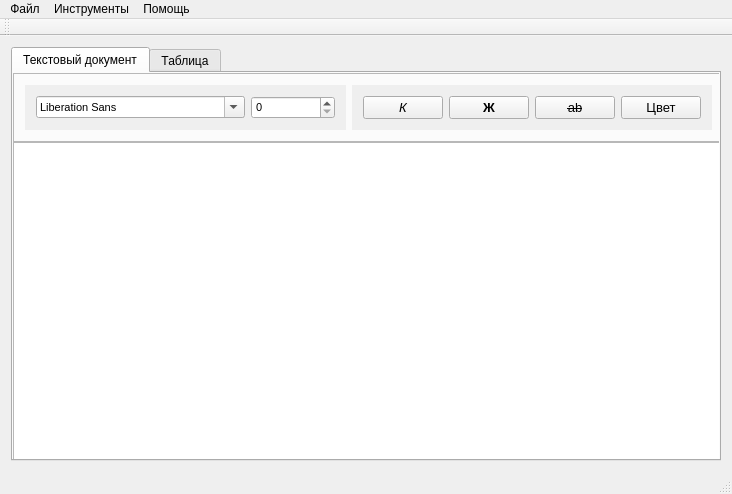
Before: the Qt Designer form mainwindow.ui in DiSeDgE/visprog24-lab5, drawn with Qt 5.
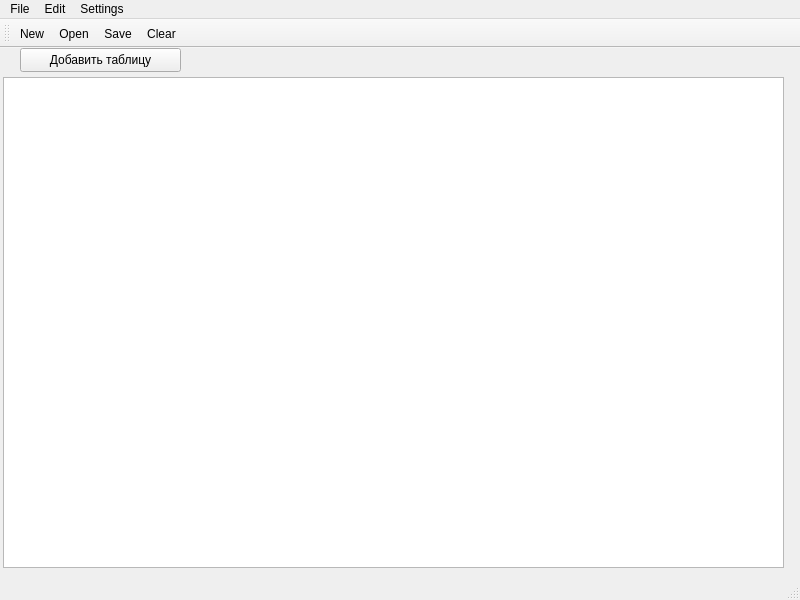
After: the same form once the commit is applied.

The edit to the form file:
```diff
--- a/mainwindow.ui
+++ b/mainwindow.ui
@@ -6,420 +6,56 @@
    <rect>
     <x>0</x>
     <y>0</y>
-    <width>732</width>
-    <height>494</height>
+    <width>800</width>
+    <height>600</height>
    </rect>
   </property>
-  <property name="sizePolicy">
-   <sizepolicy hsizetype="Expanding" vsizetype="Expanding">
-    <horstretch>0</horstretch>
-    <verstretch>0</verstretch>
-   </sizepolicy>
-  </property>
   <property name="windowTitle">
    <string>MainWindow</string>
   </property>
-  <property name="autoFillBackground">
-   <bool>false</bool>
+  <property name="iconSize">
+   <size>
+    <width>72</width>
+    <height>72</height>
+   </size>
   </property>
-  <widget class="QWidget" name="centralWidget">
-   <property name="sizePolicy">
-    <sizepolicy hsizetype="Expanding" vsizetype="Expanding">
-     <horstretch>0</horstretch>
-     <verstretch>0</verstretch>
-    </sizepolicy>
-   </property>
-   <property name="maximumSize">
-    <size>
-     <width>16777215</width>
-     <height>16777215</height>
-    </size>
-   </property>
-   <layout class="QVBoxLayout" name="verticalLayout">
-    <item>
-     <widget class="QTabWidget" name="tabWidget">
-      <property name="sizePolicy">
-       <sizepolicy hsizetype="Expanding" vsizetype="Expanding">
-        <horstretch>100</horstretch>
-        <verstretch>100</verstretch>
-       </sizepolicy>
-      </property>
-      <property name="layoutDirection">
-       <enum>Qt::LayoutDirection::LeftToRight</enum>
-      </property>
-      <property name="autoFillBackground">
-       <bool>true</bool>
-      </property>
-      <property name="currentIndex">
-       <number>0</number>
-      </property>
-      <widget class="QWidget" name="tab">
-       <property name="enabled">
-        <bool>true</bool>
-       </property>
-       <property name="sizePolicy">
-        <sizepolicy hsizetype="Expanding" vsizetype="Expanding">
-         <horstretch>0</horstretch>
-         <verstretch>0</verstretch>
-        </sizepolicy>
-       </property>
-       <attribute name="title">
-        <string>Текстовый документ</string>
-       </attribute>
-       <widget class="QFrame" name="verticalFrame">
-        <property name="geometry">
-         <rect>
-          <x>0</x>
-          <y>0</y>
-          <width>711</width>
-          <height>401</height>
-         </rect>
-        </property>
-        <layout class="QVBoxLayout" name="verticalLayout_3">
-         <property name="spacing">
-          <number>0</number>
-         </property>
-         <property name="leftMargin">
-          <number>0</number>
-         </property>
-         <property name="topMargin">
-          <number>0</number>
-         </property>
-         <property name="rightMargin">
-          <number>0</number>
-         </property>
-         <property name="bottomMargin">
-          <number>0</number>
-         </property>
-         <item>
-          <widget class="QFrame" name="frame">
-           <property name="sizePolicy">
-            <sizepolicy hsizetype="Expanding" vsizetype="Fixed">
-             <horstretch>0</horstretch>
-             <verstretch>0</verstretch>
-            </sizepolicy>
-           </property>
-           <property name="frameShape">
-            <enum>QFrame::Shape::StyledPanel</enum>
-           </property>
-           <property name="frameShadow">
-            <enum>QFrame::Shadow::Raised</enum>
-           </property>
-           <layout class="QHBoxLayout" name="horizontalLayout_6">
-            <item>
-             <widget class="QWidget" name="widget_2" native="true">
-              <property name="sizePolicy">
-               <sizepolicy hsizetype="Expanding" vsizetype="Minimum">
-                <horstretch>0</horstretch>
-                <verstretch>0</verstretch>
-               </sizepolicy>
-              </property>
-              <property name="font">
-               <font>
-                <pointsize>8</pointsize>
-                <bold>false</bold>
-               </font>
-              </property>
-              <property name="layoutDirection">
-               <enum>Qt::LayoutDirection::LeftToRight</enum>
-              </property>
-              <property name="autoFillBackground">
-               <bool>true</bool>
-              </property>
-              <layout class="QHBoxLayout" name="horizontalLayout_3">
-               <item>
-                <widget class="QFontComboBox" name="fontComboBox"/>
-               </item>
-               <item>
-                <widget class="QSpinBox" name="spinFontSize"/>
-               </item>
-              </layout>
-             </widget>
-            </item>
-            <item>
-             <widget class="QWidget" name="widget" native="true">
-              <property name="sizePolicy">
-               <sizepolicy hsizetype="Expanding" vsizetype="Minimum">
-                <horstretch>0</horstretch>
-                <verstretch>0</verstretch>
-               </sizepolicy>
-              </property>
-              <property name="font">
-               <font>
-                <pointsize>8</pointsize>
-                <bold>false</bold>
-               </font>
-              </property>
-              <property name="layoutDirection">
-               <enum>Qt::LayoutDirection::LeftToRight</enum>
-              </property>
-              <property name="autoFillBackground">
-               <bool>true</bool>
-              </property>
-              <layout class="QHBoxLayout" name="horizontalLayout_5">
-               <item>
-                <widget class="QPushButton" name="italicButton">
-                 <property name="font">
-                  <font>
-                   <pointsize>10</pointsize>
-                   <italic>true</italic>
-                   <bold>false</bold>
-                  </font>
-                 </property>
-                 <property name="text">
-                  <string>К</string>
-                 </property>
-                </widget>
-               </item>
-               <item>
-                <widget class="QPushButton" name="boldButton">
-                 <property name="font">
-                  <font>
-                   <pointsize>10</pointsize>
-                   <bold>true</bold>
-                  </font>
-                 </property>
-                 <property name="text">
-                  <string>Ж</string>
-                 </property>
-                </widget>
-               </item>
-               <item>
-                <widget class="QPushButton" name="strikeoutButton">
-                 <property name="font">
-                  <font>
-                   <pointsize>10</pointsize>
-                   <italic>false</italic>
-                   <bold>false</bold>
-                   <strikeout>true</strikeout>
-                  </font>
-                 </property>
-                 <property name="text">
-                  <string>ab</string>
-                 </property>
-                </widget>
-               </item>
-               <item>
-                <widget class="QPushButton" name="colorButton">
-                 <property name="font">
-                  <font>
-                   <pointsize>10</pointsize>
-                   <bold>false</bold>
-                  </font>
-                 </property>
-                 <property name="styleSheet">
-                  <string notr="true"/>
-                 </property>
-                 <property name="text">
-                  <string>Цвет</string>
-                 </property>
-                </widget>
-               </item>
-              </layout>
-             </widget>
-            </item>
-           </layout>
-          </widget>
-         </item>
-         <item>
-          <widget class="QTextEdit" name="textEdit">
-           <property name="sizePolicy">
-            <sizepolicy hsizetype="Expanding" vsizetype="Expanding">
-             <horstretch>0</horstretch>
-             <verstretch>0</verstretch>
-            </sizepolicy>
-           </property>
-          </widget>
-         </item>
-        </layout>
-       </widget>
-      </widget>
-      <widget class="QWidget" name="tab_2">
-       <property name="sizePolicy">
-        <sizepolicy hsizetype="Expanding" vsizetype="Expanding">
-         <horstretch>0</horstretch>
-         <verstretch>0</verstretch>
-        </sizepolicy>
-       </property>
-       <attribute name="title">
-        <string>Таблица</string>
-       </attribute>
-       <layout class="QVBoxLayout" name="verticalLayout_2">
-        <item>
-         <layout class="QHBoxLayout" name="horizontalLayout_4">
-          <item>
-           <layout class="QHBoxLayout" name="horizontalLayout_2">
-            <item>
-             <widget class="QLabel" name="label">
-              <property name="font">
-               <font>
-                <pointsize>8</pointsize>
-               </font>
-              </property>
-              <property name="text">
-               <string>Строки</string>
-              </property>
-              <property name="alignment">
-               <set>Qt::AlignmentFlag::AlignCenter</set>
-              </property>
-             </widget>
-            </item>
-            <item>
-             <widget class="QPushButton" name="addRowButton">
-              <property name="enabled">
-               <bool>true</bool>
-              </property>
-              <property name="sizePolicy">
-               <sizepolicy hsizetype="Minimum" vsizetype="Fixed">
-                <horstretch>0</horstretch>
-                <verstretch>0</verstretch>
-               </sizepolicy>
-              </property>
-              <property name="text">
-               <string>+</string>
-              </property>
-             </widget>
-            </item>
-            <item>
-             <widget class="QPushButton" name="removeRowButton">
-              <property name="text">
-               <string>-</string>
-              </property>
-             </widget>
-            </item>
-           </layout>
-          </item>
-          <item>
-           <layout class="QHBoxLayout" name="horizontalLayout">
-            <item>
-             <widget class="QLabel" name="label_2">
-              <property name="font">
-               <font>
-                <pointsize>8</pointsize>
-               </font>
-              </property>
-              <property name="text">
-               <string>Столбцы</string>
-              </property>
-              <property name="alignment">
-               <set>Qt::AlignmentFlag::AlignCenter</set>
-              </property>
-             </widget>
-            </item>
-            <item>
-             <widget class="QPushButton" name="addColButton">
-              <property name="text">
-               <string>+</string>
-              </property>
-             </widget>
-            </item>
-            <item>
-             <widget class="QPushButton" name="removeColButton">
-              <property name="text">
-               <string>-</string>
-              </property>
-             </widget>
-            </item>
-           </layout>
-          </item>
-         </layout>
-        </item>
-        <item>
-         <widget class="QTableWidget" name="tableWidget">
-          <property name="sizePolicy">
-           <sizepolicy hsizetype="Expanding" vsizetype="Expanding">
-            <horstretch>0</horstretch>
-            <verstretch>0</verstretch>
-           </sizepolicy>
-          </property>
-          <property name="layoutDirection">
-           <enum>Qt::LayoutDirection::LeftToRight</enum>
-          </property>
-          <property name="showGrid">
-           <bool>true</bool>
-          </property>
-          <property name="gridStyle">
-           <enum>Qt::PenStyle::SolidLine</enum>
-          </property>
-          <property name="sortingEnabled">
-           <bool>false</bool>
-          </property>
-          <property name="rowCount">
-           <number>5</number>
-          </property>
-          <property name="columnCount">
-           <number>5</number>
-          </property>
-          <attribute name="horizontalHeaderVisible">
-           <bool>false</bool>
-          </attribute>
-          <attribute name="horizontalHeaderCascadingSectionResizes">
-           <bool>false</bool>
-          </attribute>
-          <attribute name="horizontalHeaderHighlightSections">
-           <bool>true</bool>
-          </attribute>
-          <row>
-           <property name="text">
-            <string>1</string>
-           </property>
-          </row>
-          <row>
-           <property name="text">
-            <string>2</string>
-           </property>
-          </row>
-          <row>
-           <property name="text">
-            <string>3</string>
-           </property>
-          </row>
-          <row/>
-          <row/>
-          <column>
-           <property name="text">
-            <string>1</string>
-           </property>
-          </column>
-          <column>
-           <property name="text">
-            <string>2</string>
-           </property>
-          </column>
-          <column>
-           <property name="text">
-            <string>3</string>
-           </property>
-          </column>
-          <column/>
-          <column/>
-          <item row="0" column="0">
-           <property name="font">
-            <font>
-             <bold>false</bold>
-            </font>
-           </property>
-          </item>
-         </widget>
-        </item>
-       </layout>
-      </widget>
-     </widget>
-    </item>
-   </layout>
+  <widget class="QWidget" name="centralwidget">
+   <widget class="QTextEdit" name="textEdit">
+    <property name="geometry">
+     <rect>
+      <x>3</x>
+      <y>29</y>
+      <width>781</width>
+      <height>491</height>
+     </rect>
+    </property>
+   </widget>
+   <widget class="QPushButton" name="addTableButton">
+    <property name="geometry">
+     <rect>
+      <x>20</x>
+      <y>0</y>
+      <width>161</width>
+      <height>24</height>
+     </rect>
+    </property>
+    <property name="text">
+     <string>Добавить таблицу</string>
+    </property>
+   </widget>
   </widget>
   <widget class="QMenuBar" name="menuBar">
    <property name="geometry">
     <rect>
      <x>0</x>
      <y>0</y>
-     <width>732</width>
-     <height>25</height>
+     <width>800</width>
+     <height>24</height>
     </rect>
    </property>
-   <widget class="QMenu" name="menuFile">
+   <widget class="QMenu" name="File">
     <property name="title">
-     <string>Файл</string>
+     <string>File</string>
     </property>
     <addaction name="actionNew"/>
     <addaction name="actionOpen"/>
@@ -430,41 +66,46 @@
     <addaction name="separator"/>
     <addaction name="actionClose"/>
    </widget>
-   <widget class="QMenu" name="menuTool">
+   <widget class="QMenu" name="Edit">
     <property name="title">
-     <string>Инструменты</string>
+     <string>Edit</string>
     </property>
     <addaction name="actionClear"/>
-    <addaction name="actionReturn"/>
+   </widget>
+   <widget class="QMenu" name="menuSettings">
+    <property name="title">
+     <string>Settings</string>
+    </property>
+    <addaction name="separator"/>
     <addaction name="actionFind"/>
     <addaction name="actionReplace"/>
     <addaction name="actionCopy"/>
     <addaction name="actionPaste"/>
     <addaction name="actionDefault"/>
    </widget>
-   <widget class="QMenu" name="menuHelp">
-    <property name="title">
-     <string>Помощь</string>
-    </property>
-    <addaction name="actionAuthors"/>
-    <addaction name="actionHelp"/>
-   </widget>
-   <addaction name="menuFile"/>
-   <addaction name="menuTool"/>
-   <addaction name="menuHelp"/>
+   <addaction name="File"/>
+   <addaction name="Edit"/>
+   <addaction name="menuSettings"/>
   </widget>
-  <widget class="QToolBar" name="mainToolBar">
+  <widget class="QStatusBar" name="statusbar"/>
+  <widget class="QToolBar" name="toolBar">
+   <property name="windowTitle">
+    <string>toolBar</string>
+   </property>
    <attribute name="toolBarArea">
     <enum>TopToolBarArea</enum>
    </attribute>
    <attribute name="toolBarBreak">
     <bool>false</bool>
    </attribute>
+   <addaction name="actionNew"/>
+   <addaction name="actionOpen"/>
+   <addaction name="actionSave"/>
+   <addaction name="actionClear"/>
   </widget>
-  <widget class="QStatusBar" name="statusBar"/>
   <action name="actionNew">
    <property name="text">
-    <string>Новый</string>
+    <string>New</string>
    </property>
    <property name="toolTip">
     <string>Новый фаил</string>
@@ -472,7 +113,7 @@
   </action>
   <action name="actionOpen">
    <property name="text">
-    <string>Открыть текстовый файл</string>
+    <string>Open</string>
    </property>
    <property name="toolTip">
     <string>Открыть</string>
@@ -480,7 +121,7 @@
   </action>
   <action name="actionSave">
    <property name="text">
-    <string>Сохранить текстовый файл</string>
+    <string>Save</string>
    </property>
    <property name="toolTip">
     <string>Сохранить</string>
@@ -496,34 +137,7 @@
   </action>
   <action name="actionClear">
    <property name="text">
-    <string>Очистить</string>
-   </property>
-   <property name="toolTip">
-    <string>Очистить</string>
-   </property>
-  </action>
-  <action name="actionReturn">
-   <property name="text">
-    <string>Вернуть</string>
-   </property>
-   <property name="toolTip">
-    <string>Вернуть</string>
-   </property>
-  </action>
-  <action name="actionAuthors">
-   <property name="text">
-    <string>Авторы</string>
-   </property>
-   <property name="toolTip">
-    <string>Авторы</string>
-   </property>
-  </action>
-  <action name="actionHelp">
-   <property name="text">
-    <string>Помощь</string>
-   </property>
-   <property name="toolTip">
-    <string>Помощь</string>
+    <string>Clear</string>
    </property>
   </action>
   <action name="actionFind">
@@ -574,7 +188,6 @@
    </property>
   </action>
  </widget>
- <layoutdefault spacing="6" margin="11"/>
  <resources/>
  <connections/>
 </ui>
```
Left out of the diff: 79 changed lines with no effect on the pictures.
